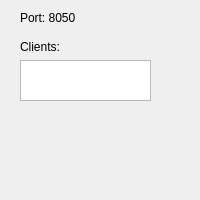
Qt form dialog.ui (baradoid/polden-bino-launcher) before a commit.
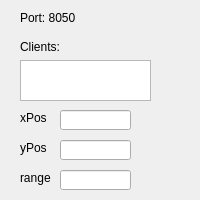
The same form after that commit.

```diff
--- a/dialog.ui
+++ b/dialog.ui
@@ -61,6 +61,84 @@
     <string>Port: 8050</string>
    </property>
   </widget>
+  <widget class="QLineEdit" name="lineEditEnc1">
+   <property name="geometry">
+    <rect>
+     <x>60</x>
+     <y>110</y>
+     <width>71</width>
+     <height>20</height>
+    </rect>
+   </property>
+   <property name="readOnly">
+    <bool>true</bool>
+   </property>
+  </widget>
+  <widget class="QLineEdit" name="lineEditEnc2">
+   <property name="geometry">
+    <rect>
+     <x>60</x>
+     <y>140</y>
+     <width>71</width>
+     <height>20</height>
+    </rect>
+   </property>
+   <property name="readOnly">
+    <bool>true</bool>
+   </property>
+  </widget>
+  <widget class="QLineEdit" name="lineEditRange">
+   <property name="geometry">
+    <rect>
+     <x>60</x>
+     <y>170</y>
+     <width>71</width>
+     <height>20</height>
+    </rect>
+   </property>
+   <property name="readOnly">
+    <bool>true</bool>
+   </property>
+  </widget>
+  <widget class="QLabel" name="label_3">
+   <property name="geometry">
+    <rect>
+     <x>20</x>
+     <y>110</y>
+     <width>31</width>
+     <height>16</height>
+    </rect>
+   </property>
+   <property name="text">
+    <string>xPos</string>
+   </property>
+  </widget>
+  <widget class="QLabel" name="label_4">
+   <property name="geometry">
+    <rect>
+     <x>20</x>
+     <y>140</y>
+     <width>31</width>
+     <height>16</height>
+    </rect>
+   </property>
+   <property name="text">
+    <string>yPos</string>
+   </property>
+  </widget>
+  <widget class="QLabel" name="label_5">
+   <property name="geometry">
+    <rect>
+     <x>20</x>
+     <y>170</y>
+     <width>31</width>
+     <height>16</height>
+    </rect>
+   </property>
+   <property name="text">
+    <string>range</string>
+   </property>
+  </widget>
  </widget>
  <layoutdefault spacing="6" margin="11"/>
  <resources/>
```
